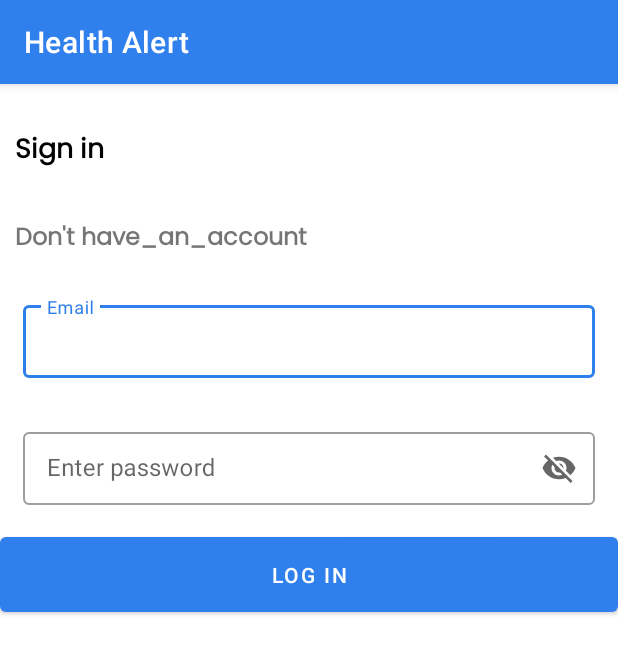
After one commit to Davidson015/HealthAlertApp, an Android app: the LoginActivity screen opened directly, with no data from a screen before it, on a phone screen of 412 x 824 dp. The commit adds this screen. Shown: the top 654 px of the screen. Run offline under Robolectric (Android 15) with nearby library versions, the phone set to English and light mode, and no system bars.

Commit message:
Feature(app) : Created Log in page

```diff
--- a/app/src/main/AndroidManifest.xml
+++ b/app/src/main/AndroidManifest.xml
@@ -13,6 +13,9 @@
         android:supportsRtl="true"
         android:theme="@style/Theme.HealthAlert"
         tools:targetApi="31">
+        <activity
+            android:name=".LoginActivity"
+            android:exported="false" />
         <activity
             android:name=".SignUpActivity"
             android:exported="false" />
--- /dev/null
+++ b/app/src/main/java/com/eproject/healthalert/LoginActivity.java
@@ -0,0 +1,14 @@
+package com.eproject.healthalert;
+
+import androidx.appcompat.app.AppCompatActivity;
+
+import android.os.Bundle;
+
+public class LoginActivity extends AppCompatActivity {
+
+    @Override
+    protected void onCreate(Bundle savedInstanceState) {
+        super.onCreate(savedInstanceState);
+        setContentView(R.layout.activity_login);
+    }
+}
--- /dev/null
+++ b/app/src/main/res/layout/activity_login.xml
@@ -0,0 +1,72 @@
+<?xml version="1.0" encoding="utf-8"?>
+<LinearLayout xmlns:android="http://schemas.android.com/apk/res/android"
+    xmlns:app="http://schemas.android.com/apk/res-auto"
+    xmlns:tools="http://schemas.android.com/tools"
+    android:layout_width="match_parent"
+    android:layout_height="match_parent"
+    android:orientation="vertical"
+    tools:context=".LoginActivity">
+
+    <TextView
+        android:layout_width="match_parent"
+        android:layout_height="wrap_content"
+        android:textSize="18sp"
+        android:text="@string/sign_in"
+        android:fontFamily="@font/poppins"
+        android:textColor="@color/black"
+        android:textStyle="bold"
+        android:layout_marginTop="20dp"
+        android:padding="10dp"/>
+
+    <TextView
+        android:layout_width="match_parent"
+        android:layout_height="wrap_content"
+        android:textSize="16sp"
+        android:text="@string/don_t_have_an_account"
+        android:fontFamily="@font/poppins"
+        android:layout_marginTop="10dp"
+        android:textStyle="bold"
+        android:padding="10dp"/>
+
+
+    <com.google.android.material.textfield.TextInputLayout
+        style="@style/Widget.MaterialComponents.TextInputLayout.OutlinedBox.Dense"
+        android:layout_width="match_parent"
+        android:layout_height="wrap_content"
+        android:padding="15dp"
+        android:hint="@string/email"
+        android:inputType="textEmailAddress"
+        app:endIconMode="clear_text">
+
+        <com.google.android.material.textfield.TextInputEditText
+            android:id="@+id/email"
+            android:layout_width="match_parent"
+            android:layout_height="wrap_content" />
+
+    </com.google.android.material.textfield.TextInputLayout>
+
+    <com.google.android.material.textfield.TextInputLayout
+        style="@style/Widget.MaterialComponents.TextInputLayout.OutlinedBox.Dense"
+        android:layout_width="match_parent"
+        android:layout_height="wrap_content"
+        android:inputType="textPassword"
+        android:hint="@string/enter_password"
+        android:padding="15dp"
+        app:endIconMode="password_toggle">
+
+        <com.google.android.material.textfield.TextInputEditText
+            android:id="@+id/password"
+            android:layout_width="match_parent"
+            android:layout_height="wrap_content" />
+
+    </com.google.android.material.textfield.TextInputLayout>
+
+    <com.google.android.material.button.MaterialButton
+        android:id="@+id/sign_up_btn"
+        android:layout_width="match_parent"
+        android:layout_height="wrap_content"
+        android:text="@string/log_in"
+        android:padding="15dp"/>
+
+
+</LinearLayout>
--- a/app/src/main/res/layout/activity_splash_screen.xml
+++ b/app/src/main/res/layout/activity_splash_screen.xml
@@ -22,9 +22,9 @@
         android:layout_gravity="center_horizontal"
         android:layout_marginTop="10dp"
         android:fontFamily="@font/poppins"
-        android:text="Health Alert App"
+        android:text="@string/health_alert_app"
         android:textAllCaps="false"
-        android:textColor="@color/purple_500"
+        android:textColor="@color/blue"
         android:textSize="22sp"
         android:textStyle="italic" />
 
--- a/app/src/main/res/values/strings.xml
+++ b/app/src/main/res/values/strings.xml
@@ -13,4 +13,8 @@
     <string name="female">Female</string>
     <string name="sign_up">Sign Up</string>
     <string name="phone_number">Phone Number</string>
+    <string name="don_t_have_an_account">Don\'t have_an_account</string>
+    <string name="sign_in">Sign in</string>
+    <string name="log_in">Log In</string>
+    <string name="health_alert_app">Health Alert App</string>
 </resources>
```
